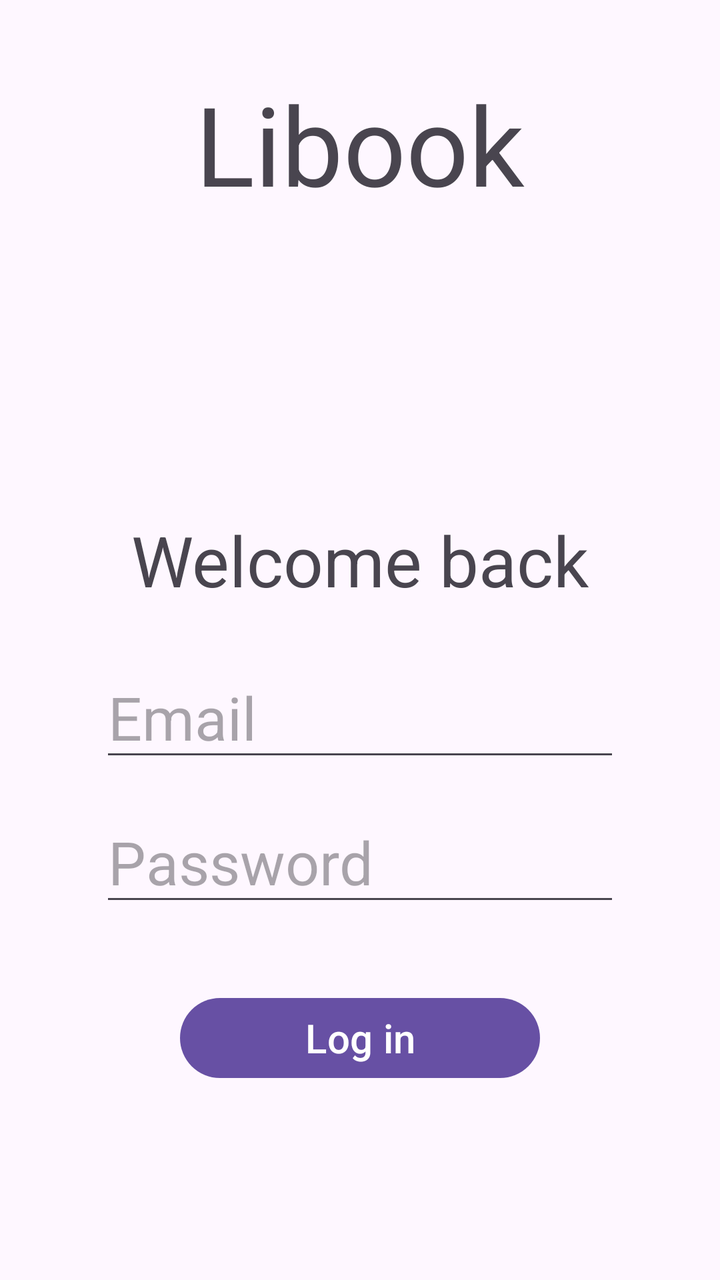
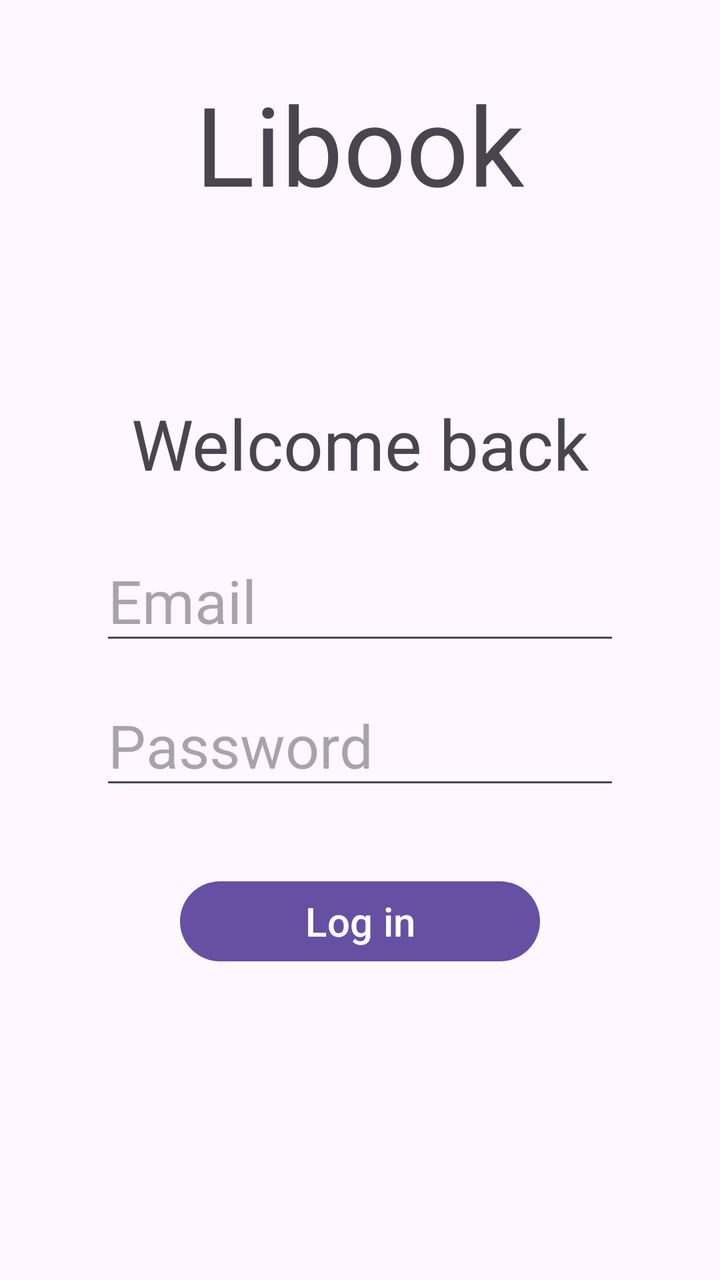

An Android layout rendered at two revisions. The XML below is the earlier revision; the diff shows what the commit changed to produce the second picture.
<!-- AndroidManifest.xml: application theme Theme.LibookApp -->
<!-- res/layout/activity_auth.xml -->
<?xml version="1.0" encoding="utf-8"?>
<LinearLayout xmlns:android="http://schemas.android.com/apk/res/android"
    xmlns:app="http://schemas.android.com/apk/res-auto"
    xmlns:tools="http://schemas.android.com/tools"
    android:id="@+id/main"
    android:orientation="vertical"
    android:layout_width="match_parent"
    android:layout_height="match_parent"
    tools:context=".screens.AuthActivity">

    <TextView
        android:layout_width="match_parent"
        android:layout_height="wrap_content"
        android:text="Libook"
        android:textSize="55dp"
        android:gravity="center"
        android:layout_marginTop="35dp"/>

    <TextView
        android:id="@+id/tVMode"
        android:layout_width="match_parent"
        android:layout_height="wrap_content"
        android:text="Welcome back"
        android:textSize="35dp"
        android:gravity="center"
        android:layout_marginTop="1in"/>

    <EditText
        android:id="@+id/eTEmail"
        android:layout_width="match_parent"
        android:layout_height="wrap_content"
        android:hint="Email"
        android:textSize="30dp"
        android:layout_marginHorizontal="50dp"
        android:layout_marginTop="25dp"/>

    <EditText
        android:id="@+id/eTPass"
        android:layout_width="match_parent"
        android:layout_height="wrap_content"
        android:hint="Password"
        android:textSize="30dp"
        android:layout_marginHorizontal="50dp"
        android:layout_marginTop="15dp"/>

    <TextView
        android:id="@+id/tVMsg"
        android:layout_width="match_parent"
        android:layout_height="wrap_content"
        android:textSize="20dp"
        android:gravity="center"
        android:textColor="@color/design_default_color_error"/>

    <Button
        android:id="@+id/btn"
        android:layout_width="match_parent"
        android:layout_height="wrap_content"
        android:layout_marginHorizontal="90dp"
        android:layout_marginTop="10dp"
        android:text="Log in"
        android:textSize="20dp"
        android:onClick="auth"/>

    <TextView
        android:id="@+id/tvSwitchMode"
        android:layout_width="match_parent"
        android:layout_height="wrap_content"
        android:paddingTop="5dp"
        android:gravity="center"
        android:textSize="20dp"
        android:textColor="@android:color/black"/>
</LinearLayout>
<!-- resources referenced by this layout -->
<resources>
  <style name="Theme.LibookApp" parent="Base.Theme.LibookApp" />
  <style name="Base.Theme.LibookApp" parent="Theme.Material3.DayNight.NoActionBar">
          
          
      </style>
</resources>

<!-- the commit's change to res/layout/activity_auth.xml (unified diff, before → after) -->
@@ -14,7 +14,7 @@
         android:text="Libook"
         android:textSize="55dp"
         android:gravity="center"
-        android:layout_marginTop="35dp"/>
+        android:layout_marginTop="35dp" />
 
     <TextView
         android:id="@+id/tVMode"
@@ -23,7 +23,7 @@
         android:text="Welcome back"
         android:textSize="35dp"
         android:gravity="center"
-        android:layout_marginTop="1in"/>
+        android:layout_marginTop="90dp"/>
 
     <EditText
         android:id="@+id/eTEmail"
@@ -42,6 +42,16 @@
         android:textSize="30dp"
         android:layout_marginHorizontal="50dp"
         android:layout_marginTop="15dp"/>
+
+    <EditText
+        android:id="@+id/eTUsername"
+        android:layout_width="match_parent"
+        android:layout_height="wrap_content"
+        android:hint="Username"
+        android:textSize="30dp"
+        android:layout_marginHorizontal="50dp"
+        android:layout_marginTop="15dp"
+        android:visibility="gone"/>
 
     <TextView
         android:id="@+id/tVMsg"
